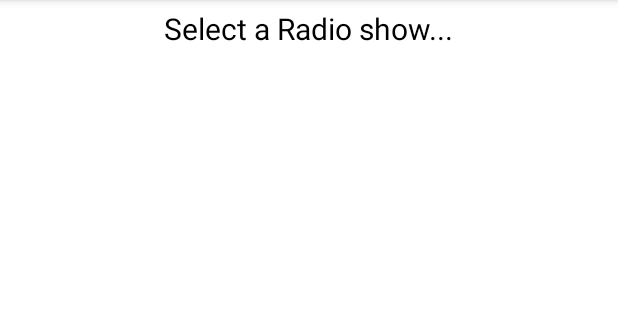
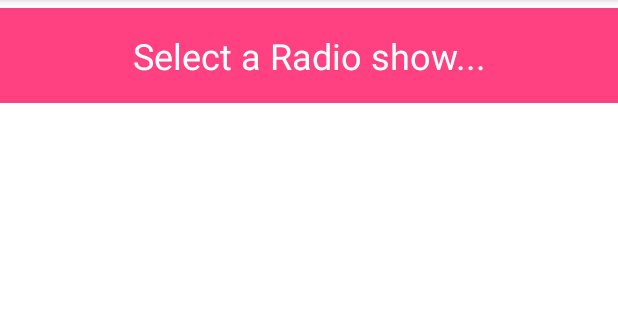
Before and after one commit to jimsprojectradio/repo, an Android app: the screen it shows after launch (MainActivity), on a phone screen of 412 x 824 dp, the part 84-404 px from its top. Run offline under Robolectric (Android 15) with nearby library versions, the phone set to English and light mode, and no system bars; our stand-ins replace Volley; network calls fail.

Commit message:
Fragment Show Selector

```diff
--- a/DUMMY/RadioDummyWebHost/RadioDummyWebHost/app/src/main/res/layout/fragment_show_selector.xml
+++ b/DUMMY/RadioDummyWebHost/RadioDummyWebHost/app/src/main/res/layout/fragment_show_selector.xml
@@ -8,15 +8,17 @@
     android:orientation="vertical">
 
     <TextView
+        android:padding="15dp"
         android:id="@+id/txt_show_frag"
         android:text="Select a Radio show..."
-        android:textColor="@color/black"
-        android:textSize="20dp"
-        android:layout_gravity="center"
+        android:textColor="#fff"
+        android:textSize="24dp"
+        android:background="@color/colorAccent"
+        android:textAlignment="center"
         app:layout_constraintTop_toTopOf="parent"
         app:layout_constraintLeft_toLeftOf="parent"
         app:layout_constraintRight_toRightOf="parent"
-        android:layout_width="wrap_content"
+        android:layout_width="match_parent"
         android:layout_height="wrap_content" />
 
     <ProgressBar
@@ -27,14 +29,15 @@
         android:layout_marginTop="50dp"/>
 
     <ListView
+        android:padding="3dp"
         android:id="@+id/list_show"
         android:layout_width="fill_parent"
         android:layout_height="wrap_content"
         android:layout_gravity="fill_vertical"
-        android:dividerHeight="2dp"
+        android:dividerHeight="3dp"
         android:visibility="invisible"
         android:layout_marginLeft="10dp"
         android:layout_marginRight="10dp"
-        android:divider="#990033" />
+        android:divider="#a3a5e9" />
 
 </LinearLayout>
```
Also changed, not shown: DUMMY/RadioDummyWebHost/RadioDummyWebHost/app/src/main/res/layout/layout_show.xml (+6 -2 lines).
